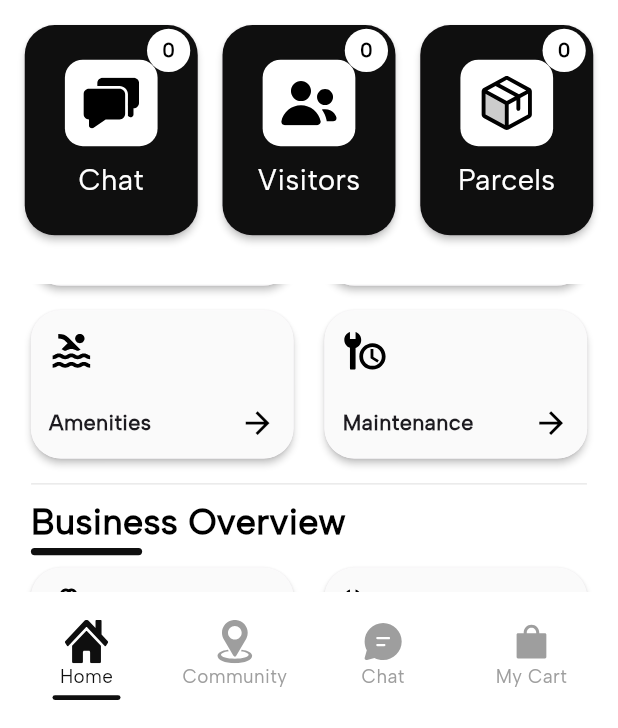
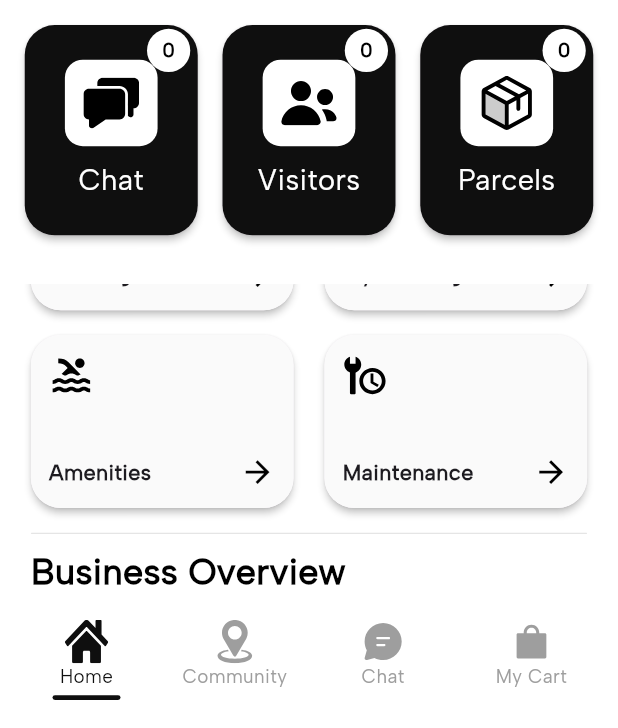
Before and after one commit to AnshBhalala28/Hubbble-Tech-App, a Flutter app: the HomePage screen opened directly, scrolled down 576 dp, after a tap on "Home", on a phone screen of 412 x 824 dp, the part 508-1236 px from its top. Run offline on Flutter 3.47's test engine with Material 3 defaults, Android fonts, the phone set to English and light mode, and no system bars; our stand-ins replace awesome_notifications, cached_network_image, carousel_slider, connectivity_plus, device_info_plus, dio and 26 more; missing offline and left inert: custom_info_window, inview_notifier_list, syncfusion_flutter_pdfviewer, torn_ticket, webview_flutter_android; accounts and stored records are empty; project files that could hold a hidden picture were left out.

Commit message:
26-07-2025 ios uploaded

```diff
--- a/lib/Screen/Authcation/Provider/authcation_provider.dart
+++ b/lib/Screen/Authcation/Provider/authcation_provider.dart
@@ -68,7 +68,7 @@ class AuthProvider extends ChangeNotifier {
 
       return response;
     } on DioException catch (e) {
-      log('dadsadddasdsadadasd$e');
+      log('Logout API Error: ${handleDioError(e)}');
       throw Exception(handleDioError(e));
     }
   }
--- a/lib/Screen/HomeNewPage/View/homenewpage.dart
+++ b/lib/Screen/HomeNewPage/View/homenewpage.dart
@@ -1109,7 +1109,7 @@ class _HomePageState extends State<HomePage> {
       child: InkWell(
         onTap: onTap,
         child: Container(
-          height: 12.h,
+          height: 14.h,
           padding: const EdgeInsets.all(12),
           decoration: BoxDecoration(
             color: const Color(0xFFfafafa),
@@ -1161,7 +1161,7 @@ class _HomePageState extends State<HomePage> {
       child: InkWell(
         onTap: onTap,
         child: Container(
-          height: 9.5.h,
+          height: 11.h,
           padding: const EdgeInsets.all(12),
           decoration: BoxDecoration(
             color: const Color(0xFFfafafa),
--- a/lib/Screen/Message_board/View/messageboard.dart
+++ b/lib/Screen/Message_board/View/messageboard.dart
@@ -959,7 +959,7 @@ class _MessageboardState extends State<Messageboard> {
                                 ),
                               )
                               : Container(
-                                height: 60.h,
+                                height: 58.5.h,
                                 child: ListView.builder(
                                   controller: _scrollController,
                                   padding: EdgeInsets.zero,
```
Also changed, not shown: 3 other files.
